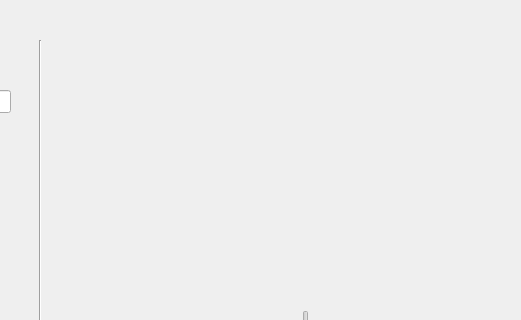
The window that runner/panel/main.ui (andybi7676/BioExpFinal-InvisibleHand) describes before a commit, drawn with Qt 5; both pictures show x 400 to 921 and y 0 to 320 of the 1054 by 717 pixel window.
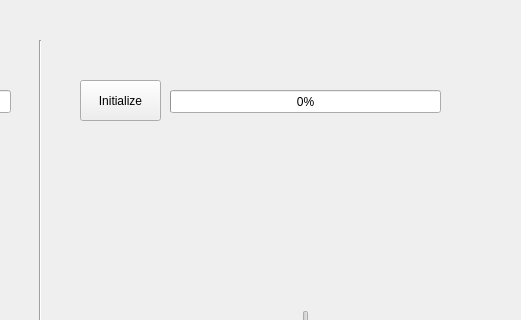
The same window after the commit.

Commit message: add right hand

```diff
--- a/runner/panel/main.ui
+++ b/runner/panel/main.ui
@@ -259,6 +259,32 @@
      <string>Initialize</string>
     </property>
    </widget>
+   <widget class="QPushButton" name="initializeRightPushButton">
+    <property name="geometry">
+     <rect>
+      <x>480</x>
+      <y>80</y>
+      <width>81</width>
+      <height>41</height>
+     </rect>
+    </property>
+    <property name="text">
+     <string>Initialize</string>
+    </property>
+   </widget>
+   <widget class="QProgressBar" name="initializeRightProgressBar">
+    <property name="geometry">
+     <rect>
+      <x>570</x>
+      <y>90</y>
+      <width>271</width>
+      <height>23</height>
+     </rect>
+    </property>
+    <property name="value">
+     <number>0</number>
+    </property>
+   </widget>
   </widget>
   <widget class="QMenuBar" name="menubar">
    <property name="geometry">
```
Left out of the diff: 10 changed lines with no effect on the pictures. The commit also changes 5 other files.
